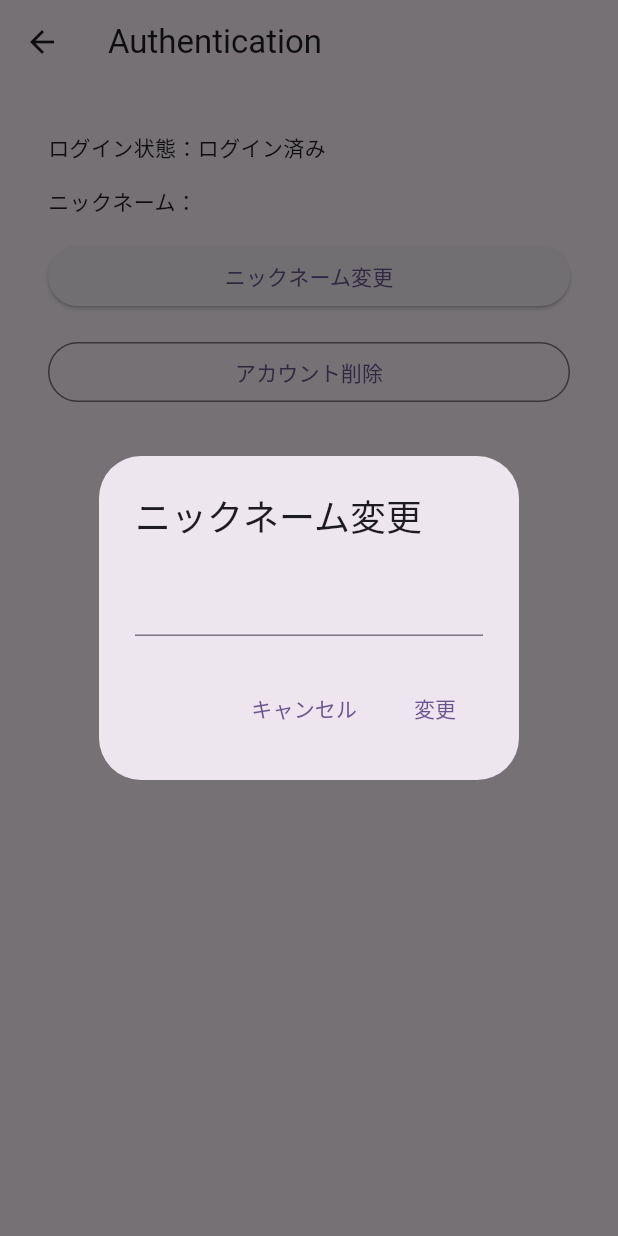
After one commit to yuk1ch1/Flutter-Samples, a Flutter app: the AuthPage screen opened directly, after a tap on "ニックネーム変更", on a phone screen of 412 x 824 dp. The commit adds this screen. Run offline on Flutter 3.47's test engine with Material 2 defaults, Android fonts, the light colour scheme and no system bars; our stand-ins replace dio, firebase_auth, flutter_hooks, flutter_riverpod, flutter_svg, freezed_annotation and 3 more; missing offline and left inert: flutter_portal; accounts and stored records are empty; generated files the repository leaves out were written again.

Commit message:
chapter29: Userを状態として持つFirebase Auth のControllerを作成する

```diff
--- a/todo_list_flutter_app/lib/main.dart
+++ b/todo_list_flutter_app/lib/main.dart
@@ -3,7 +3,7 @@ import 'package:hooks_riverpod/hooks_riverpod.dart';
 import 'package:todo_list_flutter_app/pages/async_notifier_provider_page.dart';
 import 'package:todo_list_flutter_app/pages/consumer.dart';
 import 'package:todo_list_flutter_app/pages/notifier_provider_page.dart';
-import 'package:todo_list_flutter_app/pages/home_page/home_page.dart';
+import 'package:todo_list_flutter_app/pages/samples/home_page/home_page.dart';
 
 import 'package:todo_list_flutter_app/flavor.dart';
 
--- /dev/null
+++ b/todo_list_flutter_app/lib/pages/samples/firebase_auth/auth_page.dart
@@ -0,0 +1,79 @@
+import 'package:flutter/material.dart';
+import 'package:flutter_hooks/flutter_hooks.dart';
+import 'package:hooks_riverpod/hooks_riverpod.dart';
+
+import 'package:todo_list_flutter_app/features/authenticator/auth_controller.dart';
+
+/// 強制アップデート情報を取得してダイアログを表示するデモページ
+class AuthPage extends HookConsumerWidget {
+  const AuthPage({
+    Key? key,
+  }) : super(key: key);
+
+  @override
+  Widget build(BuildContext context, WidgetRef ref) {
+    final user = ref.watch(authControllerProvider);
+    final authenticator = ref.read(authControllerProvider.notifier);
+    // TextEditingControllerの生成
+    final nameController =
+    useTextEditingController(text: user?.displayName ?? '');
+    final hasSigned = user != null;
+
+    void showNameFieldDialog() {
+      showDialog<void>(
+        context: context,
+        builder: (context) {
+          return AlertDialog(
+            title: const Text('ニックネーム変更'),
+            content: TextField(
+              controller: nameController,
+            ),
+            actions: [
+              TextButton(
+                onPressed: Navigator.of(context).pop,
+                child: const Text('キャンセル'),
+              ),
+              TextButton(
+                onPressed: () {
+                  authenticator.updateDisplayName(nameController.text);
+                  Navigator.of(context).pop();
+                },
+                child: const Text('変更'),
+              ),
+            ],
+          );
+        },
+      );
+    }
+
+    return Scaffold(
+      appBar: AppBar(title: const Text('Authentication')),
+      body: SafeArea(
+        child: ListView(
+          padding: const EdgeInsets.all(32),
+          children: [
+            Text('ログイン状態：${hasSigned ? 'ログイン済み' : '未ログイン'}'),
+            const SizedBox(height: 16),
+            if (hasSigned) ...[
+              Text('ニックネーム：${user!.displayName ?? '名無し'}'),
+              const SizedBox(height: 16),
+              ElevatedButton(
+                onPressed: showNameFieldDialog,
+                child: const Text('ニックネーム変更'),
+              ),
+              const SizedBox(height: 16),
+              OutlinedButton(
+                onPressed: authenticator.deleteAccount,
+                child: const Text('アカウント削除'),
+              ),
+            ] else
+              ElevatedButton(
+                onPressed: authenticator.signInWithAnonymous,
+                child: const Text('匿名アカウント作成'),
+              ),
+          ],
+        ),
+      ),
+    );
+  }
+}
--- a/todo_list_flutter_app/lib/pages/home_page/home_page.dart
+++ b/todo_list_flutter_app/lib/pages/samples/home_page/home_page.dart
@@ -1,7 +1,7 @@
 import 'package:flutter/material.dart';
 
 import 'package:hooks_riverpod/hooks_riverpod.dart';
-import 'package:todo_list_flutter_app/pages/home_page/home_page_notifier.dart';
+import 'package:todo_list_flutter_app/pages/samples/home_page/home_page_notifier.dart';
 
 class HomePage2 extends ConsumerWidget {
   const HomePage2({Key? key}) : super(key: key);
--- a/todo_list_flutter_app/pubspec.yaml
+++ b/todo_list_flutter_app/pubspec.yaml
@@ -20,6 +20,7 @@ dependencies:
   freezed: ^2.4.2
   dio: ^5.3.2
   shared_preferences: ^2.2.0
+  firebase_auth: ^4.7.3
 
 dev_dependencies:
   flutter_test:
```
Also changed, not shown: todo_list_flutter_app/lib/features/authenticator/auth_controller.dart (added, +31 -0 lines), todo_list_flutter_app/lib/features/authenticator/auth_controller.g.dart (added), todo_list_flutter_app/lib/pages/async_notifier_provider_page.g.dart, todo_list_flutter_app/lib/pages/samples/home_page/home_page_notifier.dart (renamed from todo_list_flutter_app/lib/pages/home_page/home_page_notifier.dart), todo_list_flutter_app/lib/pages/samples/home_page/home_page_notifier.g.dart, todo_list_flutter_app/lib/pages/samples/home_page/home_page_state.dart (renamed from todo_list_flutter_app/lib/pages/home_page/home_page_state.dart), todo_list_flutter_app/lib/pages/samples/home_page/home_page_state.freezed.dart (renamed from todo_list_flutter_app/lib/pages/home_page/home_page_state.freezed.dart), todo_list_flutter_app/pubspec.lock, 13 other files.
